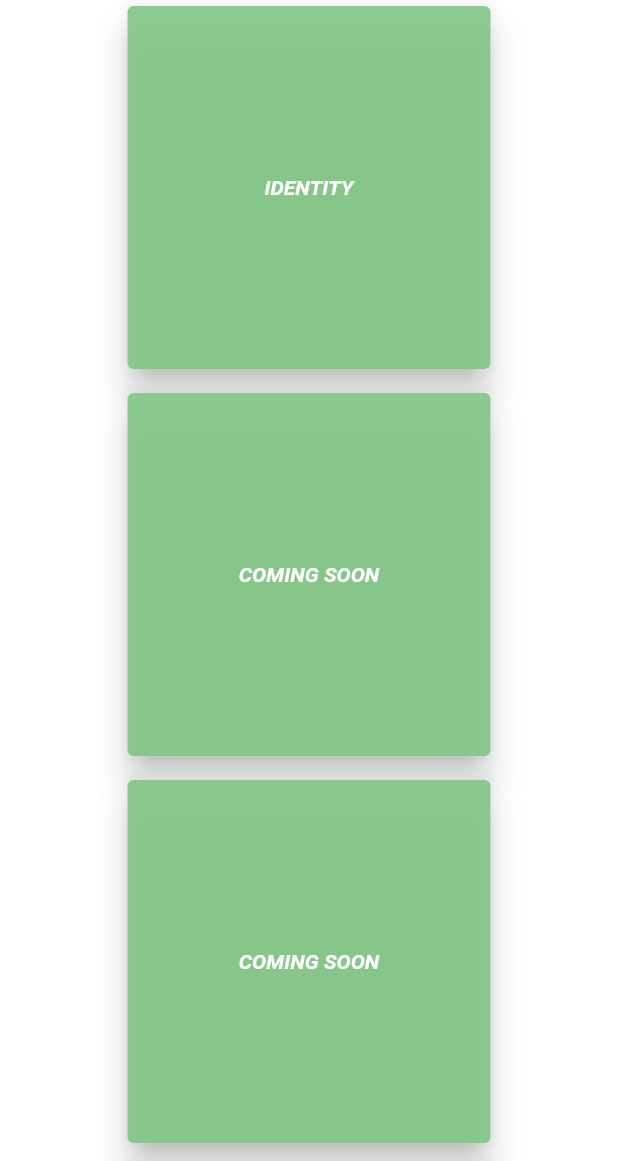
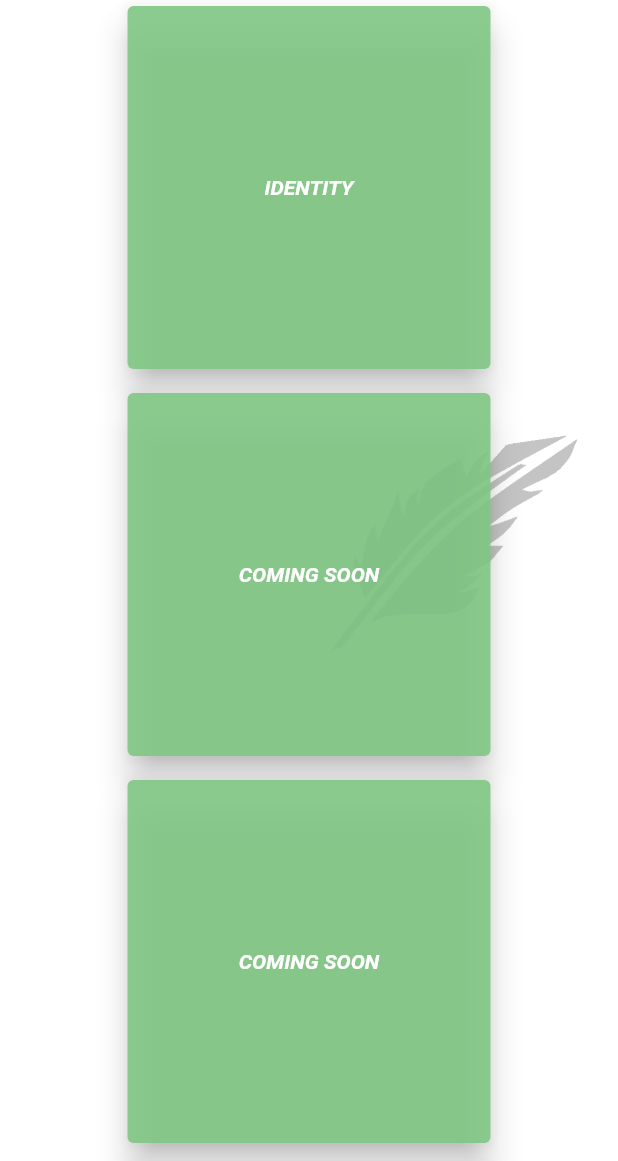
Before and after one commit to coldfiction/coldfiction_develop.github.io, a Flutter app: the screen it shows after launch, scrolled down 824 dp, on a phone screen of 412 x 824 dp, the part 75-1236 px from its top. Run offline on Flutter 3.47's test engine with Material 2 defaults, Android fonts, the phone set to English and light mode, and no system bars.

Commit message:
added the background image for the stories holder

```diff
--- a/lib/views/home/home_view.dart
+++ b/lib/views/home/home_view.dart
@@ -1,7 +1,6 @@
 import 'package:coldfiction/widgets/CenteredView/centered_view.dart';
 import 'package:coldfiction/widgets/HomeImage/home_image.dart';
 import 'package:coldfiction/widgets/NavigationBar/navigation_bar.dart';
-import 'package:coldfiction/widgets/Stories/stories.dart';
 import 'package:coldfiction/widgets/StoriesHolder/stories_holder.dart';
 import 'package:flutter/material.dart';
 //The homepage
--- a/lib/widgets/StoriesHolder/stories_holder.dart
+++ b/lib/widgets/StoriesHolder/stories_holder.dart
@@ -1,15 +1,23 @@
 import 'package:flutter/material.dart';
 
 import '../../models/Story.dart';
+import '';
 
 //This is a widget that holds the story cards
 class StoriesHolder extends StatelessWidget {
   @override
   Widget build(BuildContext context) {
-    return Container(
+    return Stack(
+          children: [
+          Container(
+          color: Colors.white,
+          height: MediaQuery.of(context).size.height,
+          width: MediaQuery.of(context).size.width,
+          child: Image(image: AssetImage("assets/background_image.png"))),
+          Container(
         height: MediaQuery.of(context).size.height,
         width: MediaQuery.of(context).size.width,
-        color: Colors.white,
+        color: Colors.transparent,
         padding: const EdgeInsets.all(50),
         child: Wrap(
           children: _cards(context),
@@ -17,7 +25,9 @@ class StoriesHolder extends StatelessWidget {
           runSpacing: 8,
           direction: Axis.horizontal,
           alignment: WrapAlignment.center,
-        ));
+        ),
+      )],
+    );
   }
 
   //Method to return a list of card (inside a size restricting container) widgets to store the story name
@@ -50,7 +60,10 @@ class StoriesHolder extends StatelessWidget {
                     padding: const EdgeInsets.all(2),
                     child: Text(
                       stories[i].title,
-                      style: TextStyle(color: Colors.white, fontStyle: FontStyle.italic, fontWeight: FontWeight.bold),
+                      style: TextStyle(
+                          color: Colors.white,
+                          fontStyle: FontStyle.italic,
+                          fontWeight: FontWeight.bold),
                     ),
                   ),
                 ),
--- a/pubspec.yaml
+++ b/pubspec.yaml
@@ -46,9 +46,9 @@ flutter:
 
   # To add assets to your application, add an assets section, like this:
   assets:
-    - assets/logo.png
-    - assets/pufferspondpic1.jpg
-    - assets/pufferspondpic2.jpg
+    - assets/
+    - assets/background_image.png
+
   #   - images/a_dot_ham.jpeg
 
   # An image asset can refer to one or more resolution-specific "variants", see
```
Also changed, not shown: assets/background_image.png (added).
